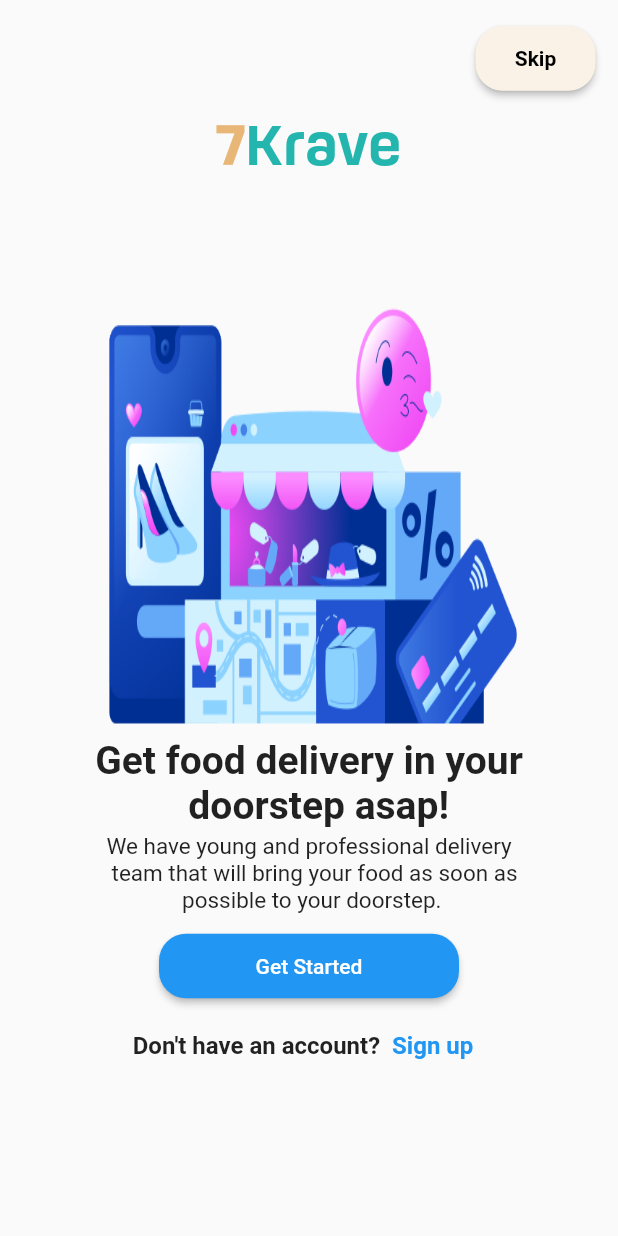
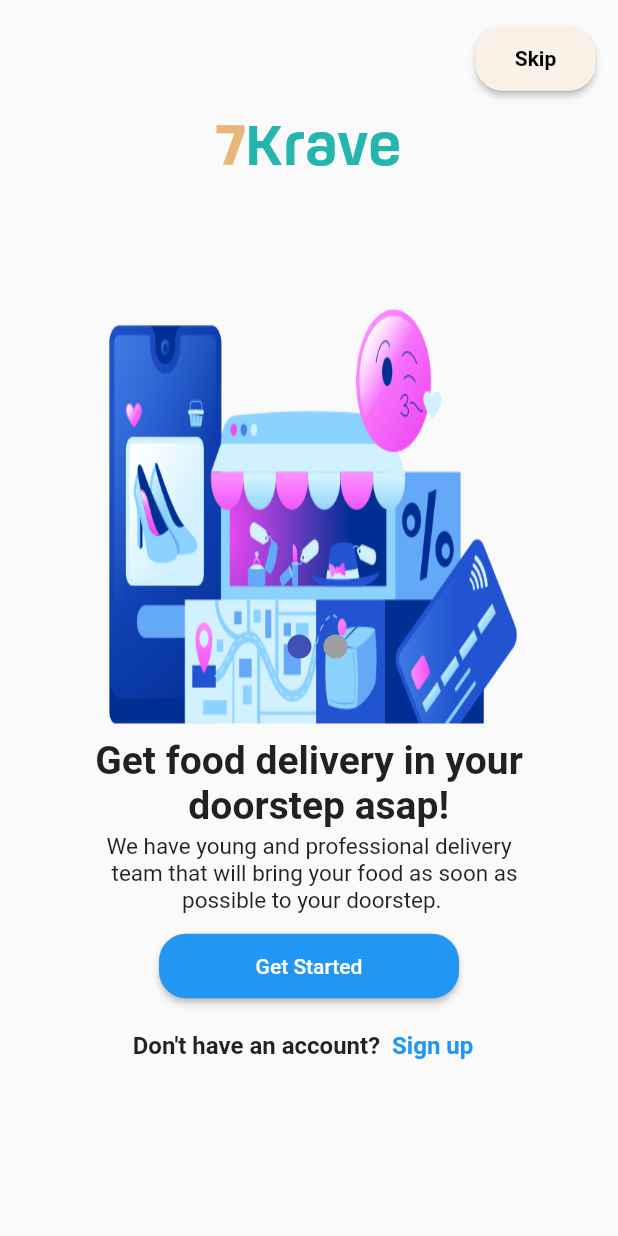
Before and after one commit to Ikyrillos/AlgorizaTask1, a Flutter app: the screen it shows after launch, on a phone screen of 412 x 824 dp. Run offline on Flutter 3.47's test engine with Material 2 defaults, Android fonts, the phone set to English and light mode, and no system bars; drawn by our look-alikes of smooth_page_indicator; our stand-ins replace country_code_picker, flutter_svg.

```diff
--- a/lib/presentation/components/onboarding_pageview.dart
+++ b/lib/presentation/components/onboarding_pageview.dart
@@ -31,7 +31,7 @@ class OnboardingPageView extends StatelessWidget {
             Image.asset(
               'assets/images/bonbon-web-design-2.png',
               fit: BoxFit.fill,
-              // height: 100,
+              height: 80,
               // width: 60,
             ),
           ],
--- a/lib/presentation/screens/onboarding_screen.dart
+++ b/lib/presentation/screens/onboarding_screen.dart
@@ -3,6 +3,7 @@ import 'package:algoriza_task1/presentation/screens/login_screen.dart';
 import 'package:algoriza_task1/presentation/screens/register_screen.dart';
 import 'package:flutter/material.dart';
 import 'package:algoriza_task1/presentation/components/onboarding_pageview.dart';
+import 'package:smooth_page_indicator/smooth_page_indicator.dart';
 
 class OnboardingScreen extends StatefulWidget {
   const OnboardingScreen({Key? key, required this.title}) : super(key: key);
@@ -63,6 +64,17 @@ class _OnboardingScreenState extends State<OnboardingScreen> {
               child: Stack(
                 children: [
                   OnboardingPageView(controller: controller),
+                  // dot indicator
+                  Positioned(
+                    left: MediaQuery.of(context).size.width / 2.15,
+                    right: 0,
+                    top: 303,
+                    child: SmoothPageIndicator(
+                        controller: controller!, // PageController
+                        count: 2,
+                        effect: const WormEffect(), // your preferred effect
+                        onDotClicked: (index) {}),
+                  ),
                   // put text under the image in the stack
                   Positioned(
                     bottom: 0,
--- a/pubspec.yaml
+++ b/pubspec.yaml
@@ -36,6 +36,7 @@ dependencies:
   cupertino_icons: ^1.0.2
   country_code_picker: ^2.0.2
   flutter_svg: ^1.1.1
+  smooth_page_indicator: ^1.0.0+2
 
 dev_dependencies:
   flutter_test:
```
Also changed, not shown: pubspec.lock.
